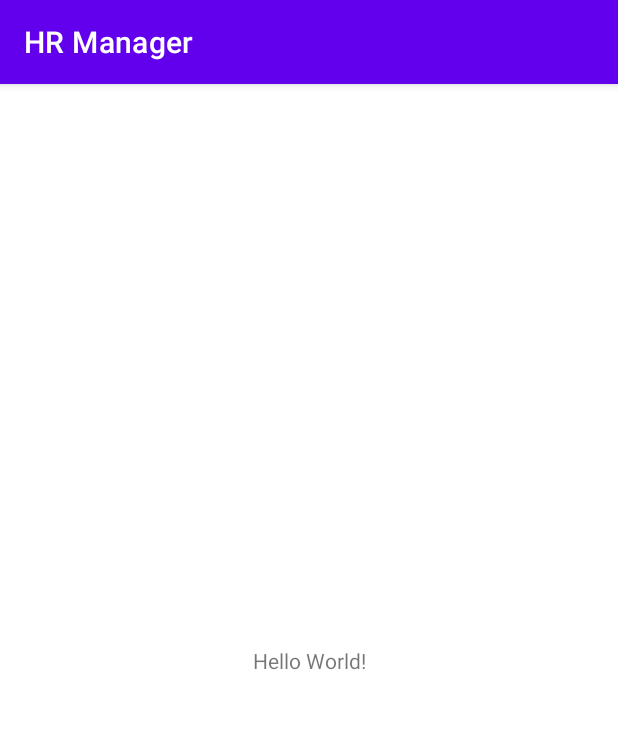
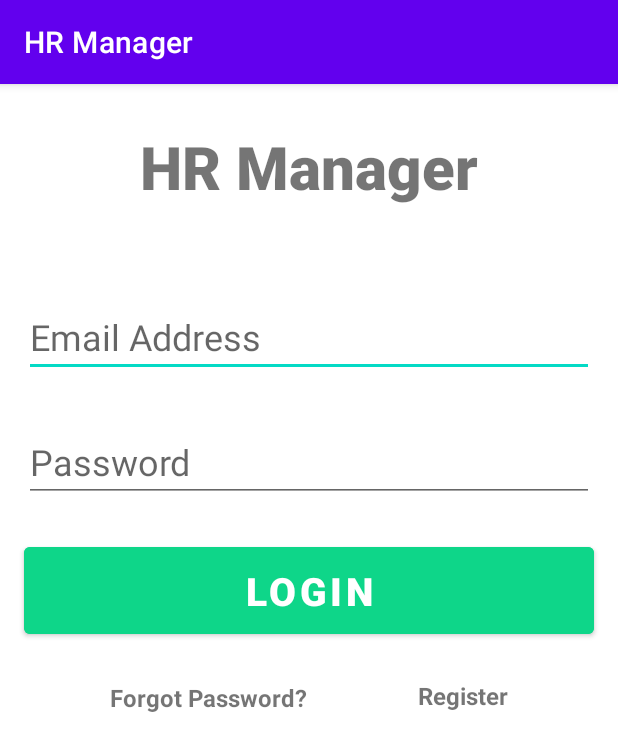
Before and after one commit to dangvq-daniel/hr-manager, an Android app: the screen it shows after launch (MainActivity), on a phone screen of 412 x 824 dp. Shown: the top 751 px of the screen. Run offline under Robolectric (Android 15) with nearby library versions, the phone set to English and light mode, and no system bars.

Commit message:
Modified Employee class and activity_main.xml

```diff
--- a/app/src/main/java/com/alfuvedan/hrmanager/data/EmployeeGenerator.java
+++ b/app/src/main/java/com/alfuvedan/hrmanager/data/EmployeeGenerator.java
@@ -3,7 +3,6 @@ package com.alfuvedan.hrmanager.data;
 import java.util.Locale;
 
 public class EmployeeGenerator {
-    //TODO fill arrays with names, and complete generation algorithm
 
     private static final String[] FIRST_NAMES = {
 
@@ -22,7 +21,7 @@ public class EmployeeGenerator {
         throw new RuntimeException("This class should not be instantiated");
     }
 
-    private String getEmail(String firstName, String lastName) {
+    private static String getEmail(String firstName, String lastName) {
         return String.format(Locale.ROOT,"%s%s@%s",
                 firstName.toLowerCase(Locale.ROOT), lastName.toLowerCase(Locale.ROOT), EMAIL_DOMAIN);
     }
--- a/app/src/main/res/layout/activity_main.xml
+++ b/app/src/main/res/layout/activity_main.xml
@@ -4,15 +4,113 @@
     xmlns:tools="http://schemas.android.com/tools"
     android:layout_width="match_parent"
     android:layout_height="match_parent"
-    tools:context=".activities.MainActivity">
+    tools:context=".MainActivity">
 
     <TextView
-        android:layout_width="wrap_content"
+        android:id="@+id/banner"
+        android:layout_width="match_parent"
         android:layout_height="wrap_content"
-        android:text="Hello World!"
-        app:layout_constraintBottom_toBottomOf="parent"
+        android:layout_marginTop="28dp"
+        android:fontFamily="sans-serif-black"
+        android:text="@string/app_name"
+        android:textAlignment="center"
+        android:textSize="40sp"
+        android:textStyle="bold"
+        app:layout_constraintHorizontal_bias="0.0"
         app:layout_constraintLeft_toLeftOf="parent"
         app:layout_constraintRight_toRightOf="parent"
         app:layout_constraintTop_toTopOf="parent" />
 
+    <EditText
+        android:id="@+id/email"
+        android:layout_width="380dp"
+        android:layout_height="wrap_content"
+        android:layout_marginTop="60dp"
+        android:ems="10"
+        android:hint="@string/email_addr_hint"
+        android:inputType="textEmailAddress"
+        android:textSize="24sp"
+        app:layout_constraintEnd_toEndOf="parent"
+        app:layout_constraintLeft_toLeftOf="parent"
+        app:layout_constraintStart_toStartOf="parent"
+        app:layout_constraintTop_toBottomOf="@+id/banner" />
+
+    <EditText
+        android:id="@+id/password"
+        android:layout_width="380dp"
+        android:layout_height="wrap_content"
+        android:layout_marginTop="30dp"
+        android:ems="10"
+        android:hint="@string/passwd_hint"
+        android:inputType="textPassword"
+        android:textSize="24sp"
+        app:layout_constraintEnd_toEndOf="parent"
+        app:layout_constraintLeft_toLeftOf="parent"
+
+        app:layout_constraintStart_toStartOf="parent"
+        app:layout_constraintTop_toBottomOf="@+id/email" />
+
+    <Button
+        android:id="@+id/signIn"
+        android:layout_width="380dp"
+        android:layout_height="70dp"
+        android:layout_marginTop="24dp"
+        android:backgroundTint="#0ED689"
+        android:text="@string/login_btn"
+        android:textColor="#ffffff"
+        android:textSize="26sp"
+        android:textStyle="bold"
+        app:layout_constraintEnd_toEndOf="parent"
+        app:layout_constraintLeft_toLeftOf="parent"
+
+        app:layout_constraintStart_toStartOf="parent"
+        app:layout_constraintTop_toBottomOf="@+id/password" />
+
+    <TextView
+        android:id="@+id/forgotPassword"
+        android:layout_width="wrap_content"
+        android:layout_height="wrap_content"
+        android:layout_marginTop="25dp"
+        android:clickable="true"
+        android:focusable="auto"
+        android:focusableInTouchMode="true"
+        android:text="@string/forgot_passwd"
+        android:textSize="16sp"
+        android:textStyle="bold"
+        app:layout_constraintEnd_toStartOf="@+id/register"
+        app:layout_constraintHorizontal_bias="0.5"
+        app:layout_constraintStart_toStartOf="parent"
+        app:layout_constraintTop_toBottomOf="@+id/signIn" />
+
+
+    <TextView
+        android:id="@+id/register"
+        android:layout_width="wrap_content"
+        android:layout_height="wrap_content"
+        android:layout_marginTop="24dp"
+        android:clickable="true"
+        android:focusable="auto"
+        android:focusableInTouchMode="true"
+        android:text="@string/register"
+        android:textSize="16sp"
+        android:textStyle="bold"
+        app:layout_constraintEnd_toEndOf="parent"
+        app:layout_constraintHorizontal_bias="0.5"
+        app:layout_constraintStart_toEndOf="@+id/forgotPassword"
+        app:layout_constraintTop_toBottomOf="@+id/signIn" />
+
+    <ProgressBar
+        android:id="@+id/progressBar"
+        style="?android:attr/progressBarStyleLarge"
+        android:layout_width="wrap_content"
+        android:layout_height="wrap_content"
+        android:layout_centerInParent="true"
+        android:visibility="gone"
+        app:layout_constraintBottom_toBottomOf="parent"
+        app:layout_constraintLeft_toLeftOf="parent"
+        app:layout_constraintRight_toRightOf="parent"
+        app:layout_constraintTop_toTopOf="parent"
+        tools:ignore="MissingConstraints" />
+
+
 </androidx.constraintlayout.widget.ConstraintLayout>
--- a/app/src/main/res/values/strings.xml
+++ b/app/src/main/res/values/strings.xml
@@ -1,3 +1,8 @@
 <resources>
     <string name="app_name">HR Manager</string>
+    <string name="email_addr_hint">Email Address</string>
+    <string name="passwd_hint">Password</string>
+    <string name="login_btn">Login</string>
+    <string name="forgot_passwd">Forgot Password?</string>
+    <string name="register">Register</string>
 </resources>
```
Also changed, not shown: app/src/main/java/com/alfuvedan/hrmanager/data/Employee.java (+112 -3 lines), app/src/main/java/com/alfuvedan/hrmanager/data/EmployeeSortModes.java (added, +21 -0 lines), app/src/main/java/com/alfuvedan/hrmanager/data/JobInfo.java (+16 -0 lines), app/src/main/java/com/alfuvedan/hrmanager/data/PersonalInfo.java (+16 -0 lines), 2 other files.
